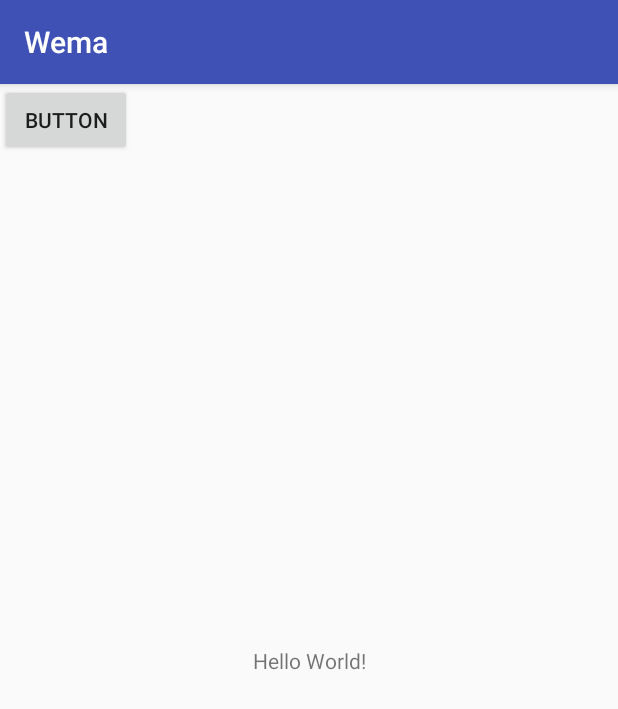
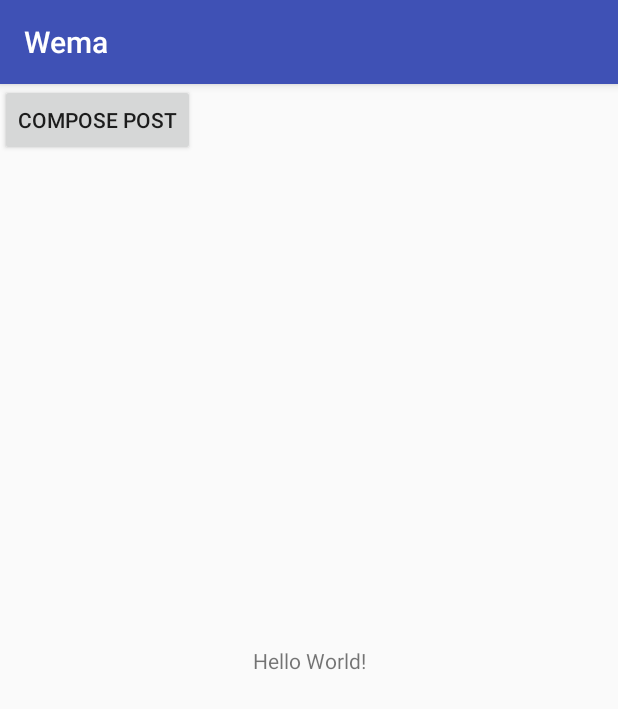
Before and after one commit to iNKredibleS/Wema, an Android app: the MainActivity screen opened directly, with no data from a screen before it, on a phone screen of 412 x 824 dp. Shown: the top 709 px of the screen. Run offline under Robolectric (Android 15) with nearby library versions, the phone set to English and light mode, and no system bars; our stand-ins replace ButterKnife.

Commit message:
prior to merging

```diff
--- a/app/src/main/res/layout/activity_main.xml
+++ b/app/src/main/res/layout/activity_main.xml
@@ -19,7 +19,7 @@
         android:id="@+id/btnCreate"
         android:layout_width="wrap_content"
         android:layout_height="wrap_content"
-        android:text="Button"
+        android:text="compose post"
         tools:layout_editor_absoluteX="148dp"
         tools:layout_editor_absoluteY="119dp" />
 
```
